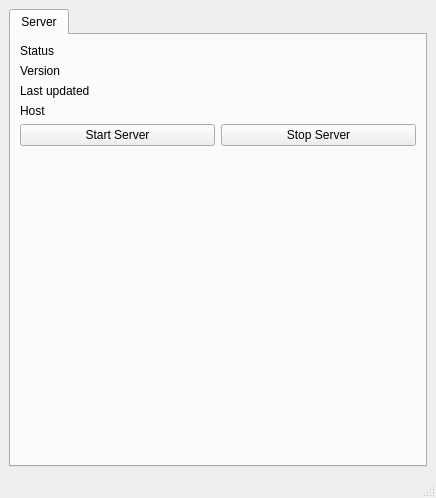
Qt form dcs/client/ui/main_window.ui (CLSA/cypress) before a commit.
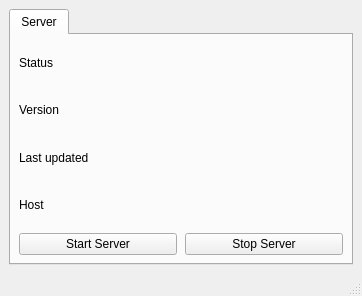
The same form after that commit.

What changed in the file:
```diff
--- a/dcs/client/ui/main_window.ui
+++ b/dcs/client/ui/main_window.ui
@@ -6,8 +6,8 @@
    <rect>
     <x>0</x>
     <y>0</y>
-    <width>436</width>
-    <height>498</height>
+    <width>362</width>
+    <height>296</height>
    </rect>
   </property>
   <property name="sizePolicy">
@@ -20,6 +20,12 @@
    <string>Cypress</string>
   </property>
   <widget class="QWidget" name="centralwidget">
+   <property name="sizePolicy">
+    <sizepolicy hsizetype="Preferred" vsizetype="Expanding">
+     <horstretch>0</horstretch>
+     <verstretch>0</verstretch>
+    </sizepolicy>
+   </property>
    <layout class="QVBoxLayout" name="verticalLayout_2">
     <item>
      <widget class="QTabWidget" name="tabWidget">
@@ -27,10 +33,31 @@
        <number>0</number>
       </property>
       <widget class="QWidget" name="tab">
+       <property name="sizePolicy">
+        <sizepolicy hsizetype="Preferred" vsizetype="Expanding">
+         <horstretch>0</horstretch>
+         <verstretch>0</verstretch>
+        </sizepolicy>
+       </property>
        <attribute name="title">
         <string>Server</string>
        </attribute>
        <layout class="QVBoxLayout" name="verticalLayout_5">
+        <property name="spacing">
+         <number>8</number>
+        </property>
+        <property name="leftMargin">
+         <number>8</number>
+        </property>
+        <property name="topMargin">
+         <number>8</number>
+        </property>
+        <property name="rightMargin">
+         <number>8</number>
+        </property>
+        <property name="bottomMargin">
+         <number>8</number>
+        </property>
         <item>
          <layout class="QHBoxLayout" name="horizontalLayout_2">
           <item>
@@ -169,19 +196,6 @@
           </item>
          </layout>
         </item>
-        <item>
-         <spacer name="verticalSpacer">
-          <property name="orientation">
-           <enum>Qt::Orientation::Vertical</enum>
-          </property>
-          <property name="sizeHint" stdset="0">
-           <size>
-            <width>20</width>
-            <height>40</height>
-           </size>
-          </property>
-         </spacer>
-        </item>
        </layout>
       </widget>
      </widget>
```
Left out of the diff: 2 changed lines with no effect on the pictures.
